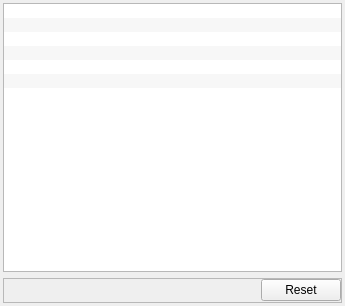
Before: the Qt Designer form UI/plotTab.ui in ShoukangHong/EChem_Plotter, drawn with Qt 5.
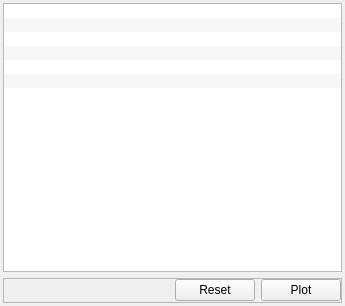
After: the same form once the commit is applied. Custom widgets are drawn as their Qt base class.

Patch:
```diff
--- a/UI/plotTab.ui
+++ b/UI/plotTab.ui
@@ -169,6 +169,13 @@
         </property>
        </widget>
       </item>
+      <item>
+       <widget class="QPushButton" name="plotBtn">
+        <property name="text">
+         <string>Plot</string>
+        </property>
+       </widget>
+      </item>
      </layout>
     </widget>
    </item>
```
